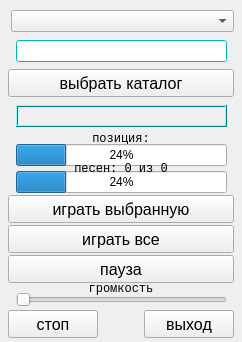
This is SoundForm.ui in psesg/SoundAlpha as Qt 5 draws it before an edit. The edited form follows.
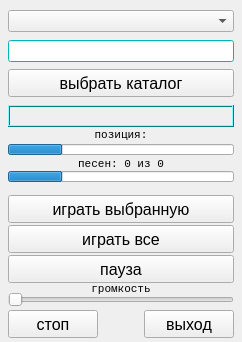
This is the edited form. Icons and pictures are not drawn.

Diff of the .ui file:
```diff
--- a/SoundForm.ui
+++ b/SoundForm.ui
@@ -121,9 +121,9 @@
    <widget class="QComboBox" name="comboBox">
     <property name="geometry">
      <rect>
-      <x>11</x>
+      <x>8</x>
       <y>10</y>
-      <width>223</width>
+      <width>226</width>
       <height>22</height>
      </rect>
     </property>
@@ -140,9 +140,9 @@
    <widget class="QSlider" name="horizontalSlider">
     <property name="geometry">
      <rect>
-      <x>16</x>
+      <x>8</x>
       <y>289</y>
-      <width>211</width>
+      <width>226</width>
       <height>22</height>
      </rect>
     </property>
@@ -162,7 +162,7 @@
     <property name="font">
      <font>
       <family>Courier New</family>
-      <pointsize>9</pointsize>
+      <pointsize>8</pointsize>
      </font>
     </property>
     <property name="text">
@@ -176,7 +176,7 @@
     <property name="geometry">
      <rect>
       <x>8</x>
-      <y>129</y>
+      <y>125</y>
       <width>226</width>
       <height>20</height>
      </rect>
@@ -184,7 +184,7 @@
     <property name="font">
      <font>
       <family>Courier New</family>
-      <pointsize>9</pointsize>
+      <pointsize>8</pointsize>
       <weight>50</weight>
       <bold>false</bold>
      </font>
@@ -250,9 +250,9 @@
    <widget class="QLabel" name="label_cursong">
     <property name="geometry">
      <rect>
-      <x>16</x>
+      <x>8</x>
       <y>105</y>
-      <width>211</width>
+      <width>226</width>
       <height>22</height>
      </rect>
     </property>
@@ -394,15 +394,6 @@
          </color>
         </brush>
        </colorrole>
-       <colorrole role="PlaceholderText">
-        <brush brushstyle="NoBrush">
-         <color alpha="128">
-          <red>0</red>
-          <green>0</green>
-          <blue>0</blue>
-         </color>
-        </brush>
-       </colorrole>
       </active>
       <inactive>
        <colorrole role="WindowText">
@@ -540,15 +531,6 @@
          </color>
         </brush>
        </colorrole>
-       <colorrole role="PlaceholderText">
-        <brush brushstyle="NoBrush">
-         <color alpha="128">
-          <red>0</red>
-          <green>0</green>
-          <blue>0</blue>
-         </color>
-        </brush>
-       </colorrole>
       </inactive>
       <disabled>
        <colorrole role="WindowText">
@@ -686,15 +668,6 @@
          </color>
         </brush>
        </colorrole>
-       <colorrole role="PlaceholderText">
-        <brush brushstyle="NoBrush">
-         <color alpha="128">
-          <red>0</red>
-          <green>0</green>
-          <blue>0</blue>
-         </color>
-        </brush>
-       </colorrole>
       </disabled>
      </palette>
     </property>
@@ -739,9 +712,9 @@
    <widget class="QLineEdit" name="lineEdit">
     <property name="geometry">
      <rect>
-      <x>16</x>
+      <x>8</x>
       <y>40</y>
-      <width>211</width>
+      <width>226</width>
       <height>22</height>
      </rect>
     </property>
@@ -889,15 +862,6 @@
          </color>
         </brush>
        </colorrole>
-       <colorrole role="PlaceholderText">
-        <brush brushstyle="NoBrush">
-         <color alpha="128">
-          <red>0</red>
-          <green>0</green>
-          <blue>0</blue>
-         </color>
-        </brush>
-       </colorrole>
       </active>
       <inactive>
        <colorrole role="WindowText">
@@ -1035,15 +999,6 @@
          </color>
         </brush>
        </colorrole>
-       <colorrole role="PlaceholderText">
-        <brush brushstyle="NoBrush">
-         <color alpha="128">
-          <red>0</red>
-          <green>0</green>
-          <blue>0</blue>
-         </color>
-        </brush>
-       </colorrole>
       </inactive>
       <disabled>
        <colorrole role="WindowText">
@@ -1181,15 +1136,6 @@
          </color>
         </brush>
        </colorrole>
-       <colorrole role="PlaceholderText">
-        <brush brushstyle="NoBrush">
-         <color alpha="128">
-          <red>0</red>
-          <green>0</green>
-          <blue>0</blue>
-         </color>
-        </brush>
-       </colorrole>
       </disabled>
      </palette>
     </property>
@@ -1203,34 +1149,48 @@
    <widget class="QProgressBar" name="progressBarCurSong">
     <property name="geometry">
      <rect>
-      <x>16</x>
+      <x>8</x>
       <y>144</y>
-      <width>211</width>
-      <height>22</height>
+      <width>226</width>
+      <height>11</height>
      </rect>
     </property>
+    <property name="font">
+     <font>
+      <kerning>true</kerning>
+     </font>
+    </property>
     <property name="value">
      <number>24</number>
     </property>
+    <property name="textVisible">
+     <bool>false</bool>
+    </property>
+    <property name="invertedAppearance">
+     <bool>false</bool>
+    </property>
    </widget>
    <widget class="QProgressBar" name="progressBarTotalSongs">
     <property name="geometry">
      <rect>
-      <x>16</x>
+      <x>8</x>
       <y>171</y>
-      <width>211</width>
-      <height>22</height>
+      <width>226</width>
+      <height>11</height>
      </rect>
     </property>
     <property name="value">
      <number>24</number>
     </property>
+    <property name="textVisible">
+     <bool>false</bool>
+    </property>
    </widget>
    <widget class="QLabel" name="label_pos_songs">
     <property name="geometry">
      <rect>
       <x>8</x>
-      <y>159</y>
+      <y>154</y>
       <width>226</width>
       <height>20</height>
      </rect>
@@ -1238,7 +1198,7 @@
     <property name="font">
      <font>
       <family>Courier New</family>
-      <pointsize>9</pointsize>
+      <pointsize>8</pointsize>
       <weight>50</weight>
       <bold>false</bold>
      </font>
```
